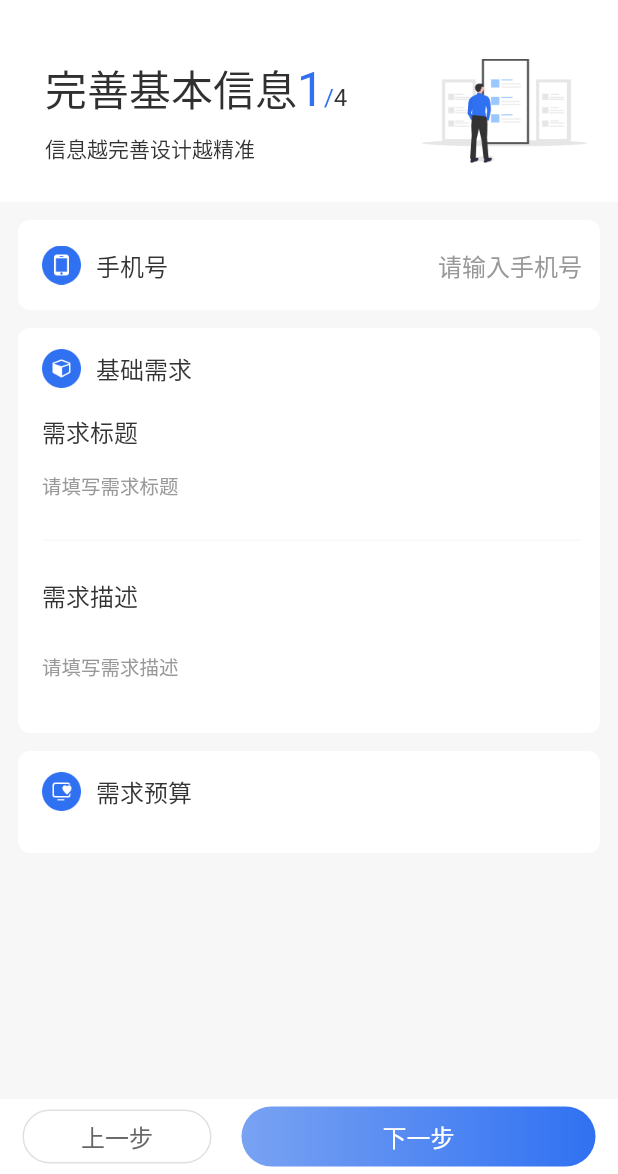
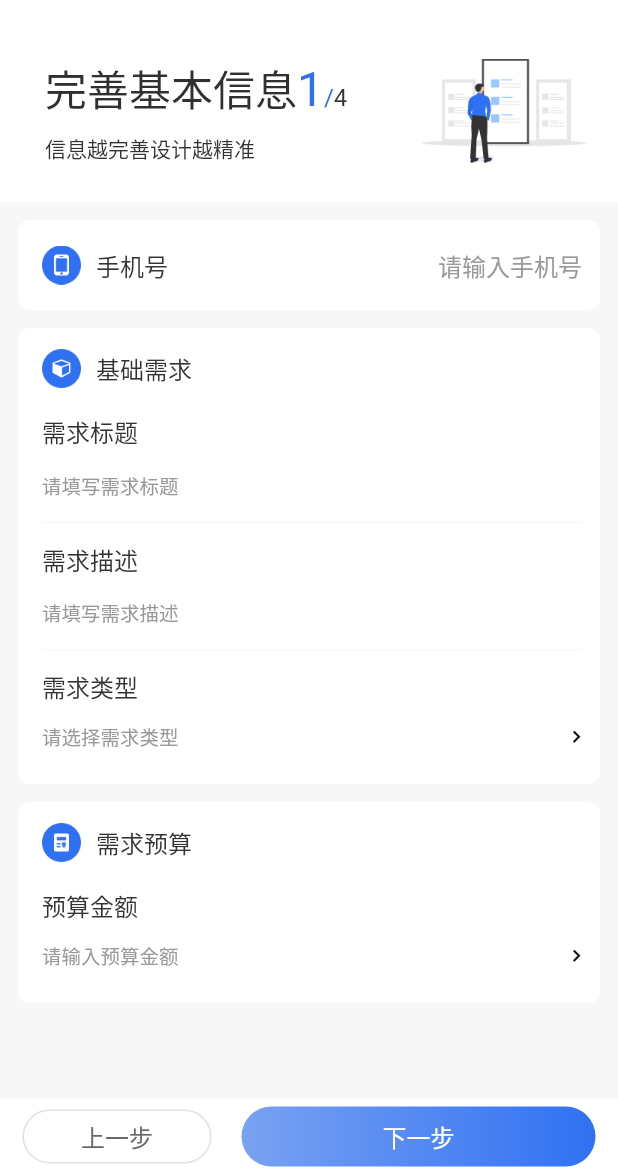
Before and after one commit to songxing10000/myflutter, a Flutter app: the ReleaseRequirement1Page screen opened by its route, on a phone screen of 412 x 824 dp, the part 62-1236 px from its top. Run offline on Flutter 3.47's test engine with Material 2 defaults, Android fonts, the phone set to English and light mode, and no system bars; missing offline and left inert: extended_tabs; Roboto replaces fonts that are missing (PingFangSC-Medium, PingFangSC-Regular, PingFangSC-Semibold).

Commit message:
左右table

```diff
--- a/lib/ReleaseRequirement1Page.dart
+++ b/lib/ReleaseRequirement1Page.dart
@@ -1,10 +1,11 @@
 import 'package:flutter/cupertino.dart';
 import 'package:flutter/material.dart';
 import 'package:myflutter/MyAppBar.dart';
+import 'SelectCategorySheet.dart';
 
+// ignore: must_be_immutable
 class ReleaseRequirement1Page extends StatefulWidget {
-  const ReleaseRequirement1Page({Key? key}) : super(key: key);
-
+  ReleaseRequirement1Page({Key? key}) : super(key: key);
   @override
   State<ReleaseRequirement1Page> createState() =>
       _ReleaseRequirement1PageState();
@@ -54,7 +55,7 @@ class _ReleaseRequirement1PageState extends State<ReleaseRequirement1Page> {
           borderRadius: BorderRadius.circular(8),
           color: Colors.white,
         ),
-        padding: const EdgeInsets.fromLTRB(16, 14, 12, 20),
+        padding: const EdgeInsets.fromLTRB(16, 14, 12, 10),
         child: Column(
           crossAxisAlignment: CrossAxisAlignment.start,
           children: [
@@ -96,23 +97,17 @@ class _ReleaseRequirement1PageState extends State<ReleaseRequirement1Page> {
                 border: InputBorder.none, // 不要底线
               ),
             ),
-            SizedBox(
-              height: 12,
-            ),
             Divider(
               height: 1,
               color: Color(0xffF5F6FA),
             ),
-            const SizedBox(height: 24),
+            const SizedBox(height: 12),
             Text(
               '需求描述',
               style: TextStyle(
                   fontFamily: 'PingFangSC-Medium',
                   fontSize: 16,
                   color: Color(0xFF333333)),
-            ),
-            SizedBox(
-              height: 12,
             ),
             TextField(
               maxLines: null,
@@ -131,6 +126,51 @@ class _ReleaseRequirement1PageState extends State<ReleaseRequirement1Page> {
                 border: InputBorder.none, // 不要底线
               ),
             ),
+            Divider(
+              height: 1,
+              color: Color(0xffF5F6FA),
+            ),
+            SizedBox(
+              height: 12,
+            ),
+            Text(
+              '需求类型',
+              style: TextStyle(
+                  fontFamily: 'PingFangSC-Medium',
+                  fontSize: 16,
+                  color: Color(0xFF333333)),
+            ),
+            InkWell(
+                onTap: () {
+                  showModalBottomSheet(
+                    builder: (context) {
+                      return SelectCategorySheet();
+                    },
+                    context: context,
+                    backgroundColor: Colors.white,
+                    shape: RoundedRectangleBorder(
+                      borderRadius: BorderRadius.only(
+                        topLeft: Radius.circular(12.0),
+                        topRight: Radius.circular(12.0),
+                      ),
+                    ),
+                  );
+                },
+                child: Container(
+                    padding: EdgeInsets.fromLTRB(0, 12, 0, 12),
+                    child: Row(
+                      children: [
+                        Text(
+                          '请选择需求类型',
+                          style: TextStyle(
+                              fontFamily: 'PingFangSC-Regular',
+                              fontSize: 13,
+                              color: Color(0xFF999999)),
+                        ),
+                        Spacer(),
+                        Image.asset('images/iconright.png'),
+                      ],
+                    ))),
           ],
         ));
 
@@ -139,11 +179,12 @@ class _ReleaseRequirement1PageState extends State<ReleaseRequirement1Page> {
           borderRadius: BorderRadius.circular(8),
           color: Colors.white,
         ),
-        padding: const EdgeInsets.fromLTRB(16, 14, 12, 20),
+        padding: const EdgeInsets.fromLTRB(16, 14, 12, 10),
         child: Column(
+          crossAxisAlignment: CrossAxisAlignment.start,
           children: [
             Row(children: [
-              Image.asset('images/icon_xingxixuqiuxinxi.png'),
+              Image.asset('images/icon_xuqiuyusuan.png'),
               SizedBox(width: 10),
               const Text(
                 '需求预算',
@@ -154,7 +195,33 @@ class _ReleaseRequirement1PageState extends State<ReleaseRequirement1Page> {
               ),
               Spacer(),
             ]),
-            const SizedBox(height: 8),
+            const SizedBox(height: 17),
+            Text(
+              '预算金额',
+              style: TextStyle(
+                  fontFamily: 'PingFangSC-Medium',
+                  fontSize: 16,
+                  color: Color(0xFF333333)),
+            ),
+            InkWell(
+                onTap: () {
+                  print("object");
+                },
+                child: Container(
+                    padding: EdgeInsets.fromLTRB(0, 12, 0, 12),
+                    child: Row(
+                      children: [
+                        Text(
+                          '请输入预算金额',
+                          style: TextStyle(
+                              fontFamily: 'PingFangSC-Regular',
+                              fontSize: 13,
+                              color: Color(0xFF999999)),
+                        ),
+                        Spacer(),
+                        Image.asset('images/iconright.png'),
+                      ],
+                    ))),
           ],
         ));
 
```
Also changed, not shown: lib/SelectCategorySheet.dart (added, +214 -0 lines), images/2.0x/icon_xuqiuyusuan.png (added), images/3.0x/icon_xuqiuyusuan.png (added), images/icon_xuqiuyusuan.png (added).
